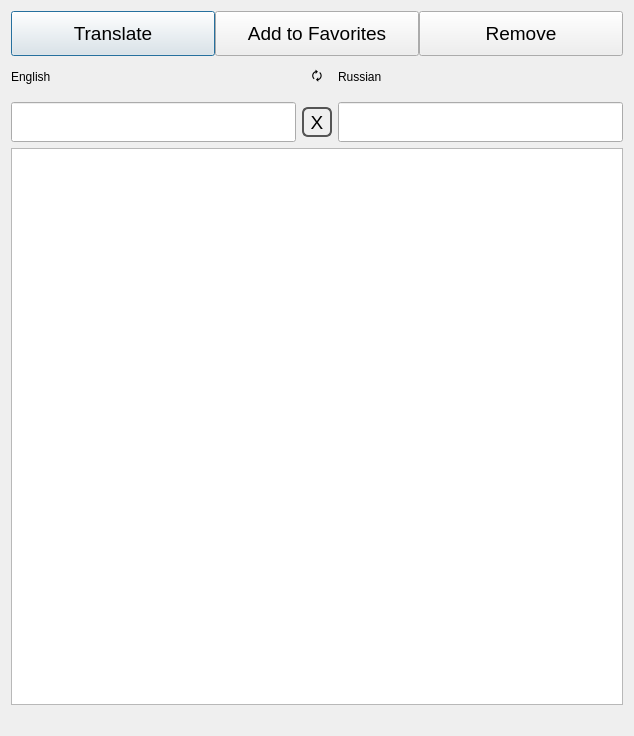
Qt form Translate/translateform.ui (gagikpog/TestAndTranslate) before a commit.
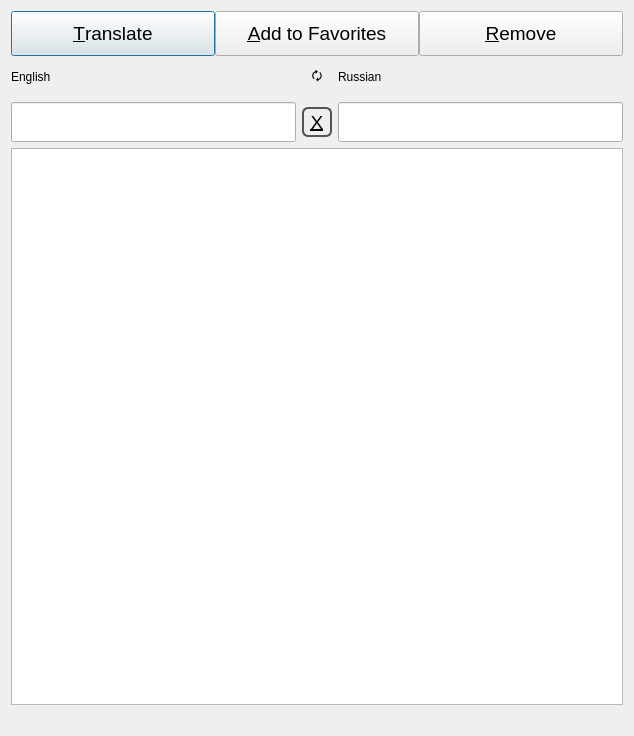
The same form after that commit.

What changed in the file:
```diff
--- a/Translate/translateform.ui
+++ b/Translate/translateform.ui
@@ -36,7 +36,7 @@
         </font>
        </property>
        <property name="text">
-        <string>Translate</string>
+        <string>&amp;Translate</string>
        </property>
       </widget>
      </item>
@@ -54,7 +54,7 @@
         </font>
        </property>
        <property name="text">
-        <string>Add to Favorites</string>
+        <string>&amp;Add to Favorites</string>
        </property>
       </widget>
      </item>
@@ -72,7 +72,7 @@
         </font>
        </property>
        <property name="text">
-        <string>Remove</string>
+        <string>&amp;Remove</string>
        </property>
       </widget>
      </item>
@@ -184,7 +184,7 @@
 }</string>
        </property>
        <property name="text">
-        <string>X</string>
+        <string>&amp;X</string>
        </property>
       </widget>
      </item>
```
